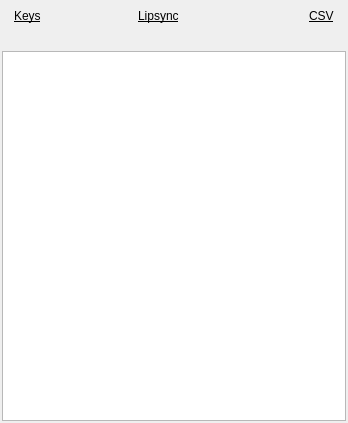
This is app/ui/xsheet.ui in pencil2d/pencil as Qt 5 draws it before an edit. The edited form follows.
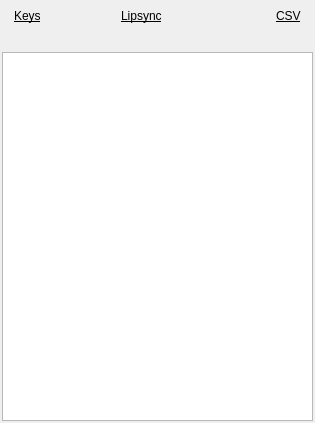
This is the edited form. Icons and pictures are not drawn.

Commit message: Renaming member variables to more logical names

```diff
--- a/app/ui/xsheet.ui
+++ b/app/ui/xsheet.ui
@@ -6,7 +6,7 @@
    <rect>
     <x>0</x>
     <y>0</y>
-    <width>348</width>
+    <width>315</width>
     <height>423</height>
    </rect>
   </property>
@@ -23,7 +23,7 @@
   <widget class="QWidget" name="dockWidgetContents">
    <layout class="QVBoxLayout" name="verticalLayout_4">
     <property name="spacing">
-     <number>-1</number>
+     <number>7</number>
     </property>
     <property name="leftMargin">
      <number>2</number>
```
The commit also changes 2 other files.
